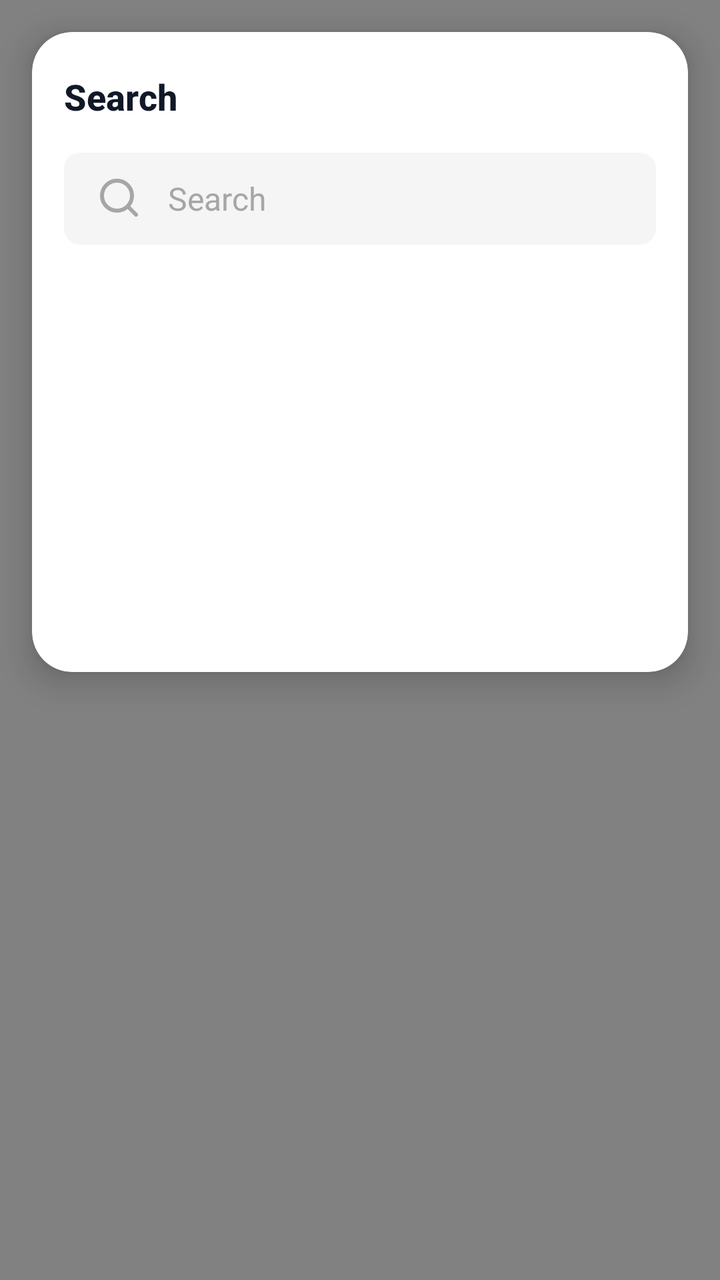
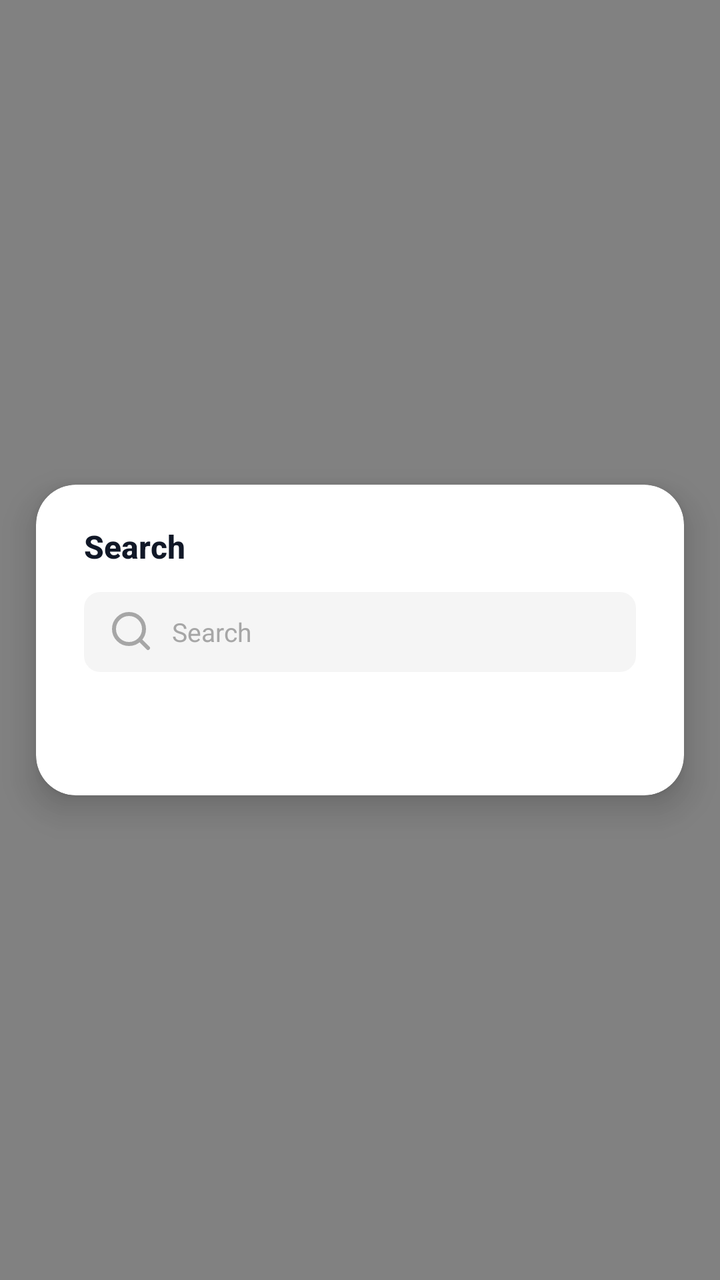

Compare the two renders of this Android layout. The source of the first and the diff that turns it into the second are given below.
<!-- AndroidManifest.xml: activity theme Theme.AgentClaw.SearchOverlay -->
<!-- res/layout/activity_chat_search.xml -->
<?xml version="1.0" encoding="utf-8"?>
<androidx.constraintlayout.widget.ConstraintLayout xmlns:android="http://schemas.android.com/apk/res/android"
    xmlns:app="http://schemas.android.com/apk/res-auto"
    android:layout_width="match_parent"
    android:layout_height="match_parent"
    android:fitsSystemWindows="true">

    <View
        android:id="@+id/scrimView"
        android:layout_width="0dp"
        android:layout_height="0dp"
        android:background="@color/search_overlay_scrim"
        android:clickable="true"
        android:focusable="true"
        app:layout_constraintBottom_toBottomOf="parent"
        app:layout_constraintEnd_toEndOf="parent"
        app:layout_constraintStart_toStartOf="parent"
        app:layout_constraintTop_toTopOf="parent" />

    <LinearLayout
        android:id="@+id/searchPanel"
        android:layout_width="0dp"
        android:layout_height="0dp"
        android:layout_marginStart="16dp"
        android:layout_marginTop="16dp"
        android:layout_marginEnd="16dp"
        android:layout_marginBottom="16dp"
        android:background="@drawable/bg_chat_search_overlay_panel"
        android:clipToOutline="true"
        android:elevation="10dp"
        android:orientation="vertical"
        android:paddingStart="16dp"
        android:paddingTop="20dp"
        android:paddingEnd="16dp"
        android:paddingBottom="20dp"
        app:layout_constraintBottom_toBottomOf="parent"
        app:layout_constraintEnd_toEndOf="parent"
        app:layout_constraintHeight_percent="0.5"
        app:layout_constraintStart_toStartOf="parent"
        app:layout_constraintVertical_bias="0"
        app:layout_constraintWidth_max="720dp"
        app:layout_constraintTop_toTopOf="parent">

        <LinearLayout
            android:layout_width="match_parent"
            android:layout_height="wrap_content"
            android:gravity="center_vertical"
            android:orientation="horizontal">

            <TextView
                android:id="@+id/titleView"
                android:layout_width="0dp"
                android:layout_height="wrap_content"
                android:layout_weight="1"
                android:textStyle="bold"
                android:fontFamily="sans-serif-medium"
                android:text="@string/chat_search_title"
                android:textColor="@color/text_primary"
                android:textSize="18sp" />

            <ImageButton
                android:id="@+id/closeButton"
                android:layout_width="40dp"
                android:layout_height="40dp"
                android:visibility="gone"
                android:background="@android:color/transparent"
                android:contentDescription="@string/chat_search_close"
                android:padding="8dp"
                android:src="@drawable/ic_search_close"
                app:tint="@color/sidebar_muted" />
        </LinearLayout>

        <FrameLayout
            android:layout_width="match_parent"
            android:layout_height="46dp"
            android:layout_marginTop="16dp"
            android:background="@drawable/bg_shell_search_field">

            <EditText
                android:id="@+id/searchInput"
                android:layout_width="match_parent"
                android:layout_height="match_parent"
                android:layout_marginEnd="44dp"
                android:background="@android:color/transparent"
                android:drawableStart="@drawable/ic_shell_search"
                android:drawablePadding="12dp"
                android:fontFamily="sans-serif"
                android:gravity="center_vertical"
                android:hint="@string/chat_search_input_hint"
                android:imeOptions="actionSearch"
                android:importantForAutofill="no"
                android:inputType="text"
                android:maxLines="1"
                android:paddingStart="16dp"
                android:paddingEnd="16dp"
                android:textColor="@color/text_primary"
                android:textColorHint="@color/sidebar_muted"
                android:textSize="16sp" />

            <ImageButton
                android:id="@+id/clearButton"
                android:layout_width="32dp"
                android:layout_height="32dp"
                android:layout_gravity="end|center_vertical"
                android:layout_marginEnd="12dp"
                android:background="@android:color/transparent"
                android:contentDescription="@string/chat_search_clear"
                android:padding="6dp"
                android:src="@drawable/ic_search_close"
                android:visibility="gone"
                app:tint="@color/sidebar_muted" />
        </FrameLayout>

        <ProgressBar
            android:id="@+id/loadingView"
            android:layout_width="wrap_content"
            android:layout_height="wrap_content"
            android:layout_gravity="center_horizontal"
            android:layout_marginTop="32dp"
            android:visibility="gone" />

        <TextView
            android:id="@+id/emptyStateView"
            android:layout_width="match_parent"
            android:layout_height="wrap_content"
            android:layout_marginTop="32dp"
            android:gravity="center"
            android:paddingStart="12dp"
            android:paddingEnd="12dp"
            android:textColor="@color/text_secondary"
            android:textSize="15sp" />

        <androidx.recyclerview.widget.RecyclerView
            android:id="@+id/searchResultsRecycler"
            android:layout_width="match_parent"
            android:layout_height="0dp"
            android:layout_marginTop="12dp"
            android:layout_weight="1"
            android:clipToPadding="false"
            android:paddingBottom="12dp"
            android:scrollbars="vertical"
            android:visibility="gone" />
    </LinearLayout>

</androidx.constraintlayout.widget.ConstraintLayout>
<!-- resources referenced by this layout -->
<resources>
  <color name="search_overlay_scrim">#992E2E2E</color>
  <color name="sidebar_muted">#A6A6A6</color>
  <color name="text_primary">#111827</color>
  <color name="text_secondary">#6B7280</color>
  <!-- drawable bg_chat_search_overlay_panel (drawable) -->
  <?xml version="1.0" encoding="utf-8"?>
  <shape xmlns:android="http://schemas.android.com/apk/res/android">
      <solid android:color="@color/surface_card" />
      <corners android:radius="20dp" />
  </shape>
  <!-- drawable bg_shell_search_field (drawable) -->
  <?xml version="1.0" encoding="utf-8"?>
  <shape xmlns:android="http://schemas.android.com/apk/res/android">
      <solid android:color="@color/sidebar_chip" />
      <corners android:radius="8dp" />
  </shape>
  <!-- drawable ic_search_close (drawable) -->
  <?xml version="1.0" encoding="utf-8"?>
  <vector xmlns:android="http://schemas.android.com/apk/res/android"
      android:width="20dp"
      android:height="20dp"
      android:viewportWidth="24"
      android:viewportHeight="24">
      <path
          android:fillColor="@android:color/transparent"
          android:pathData="M6,6L18,18M18,6L6,18"
          android:strokeColor="@color/sidebar_muted"
          android:strokeLineCap="round"
          android:strokeLineJoin="round"
          android:strokeWidth="2" />
  </vector>
  <!-- drawable ic_shell_search (drawable) -->
  <?xml version="1.0" encoding="utf-8"?>
  <vector xmlns:android="http://schemas.android.com/apk/res/android"
      android:width="24dp"
      android:height="24dp"
      android:viewportWidth="24"
      android:viewportHeight="24">
      <path
          android:fillColor="@android:color/transparent"
          android:pathData="M0,0h24v24h-24z"
          android:strokeWidth="0" />
      <path
          android:fillColor="@android:color/transparent"
          android:pathData="M10.5,18A7.5,7.5 0 1 1 10.5,3a7.5,7.5 0 0 1 0,15z"
          android:strokeColor="@color/sidebar_muted"
          android:strokeLineCap="round"
          android:strokeLineJoin="round"
          android:strokeWidth="2" />
      <path
          android:fillColor="@android:color/transparent"
          android:pathData="M16,16l4,4"
          android:strokeColor="@color/sidebar_muted"
          android:strokeLineCap="round"
          android:strokeLineJoin="round"
          android:strokeWidth="2" />
  </vector>
  <string name="chat_search_clear">Clear search text</string>
  <string name="chat_search_close">Close search</string>
  <string name="chat_search_input_hint">Search</string>
  <string name="chat_search_title">Search</string>
  <style name="Theme.AgentClaw.SearchOverlay" parent="Theme.AgentClaw.Transparent">
          <item name="android:statusBarColor">@color/white</item>
          <item name="android:navigationBarColor">@color/white</item>
          <item name="android:windowLightStatusBar">true</item>
          <item name="android:windowLightNavigationBar" tools:targetApi="o_mr1">true</item>
      </style>
  <color name="surface_card">#FFFFFFFF</color>
  <color name="sidebar_chip">#0A000000</color>
  <style name="Theme.AgentClaw.Transparent" parent="Theme.Material3.DayNight.NoActionBar">
          <item name="android:windowIsTranslucent">true</item>
          <item name="android:windowBackground">@android:color/transparent</item>
          <item name="android:colorBackground">@android:color/transparent</item>
      </style>
  <color name="white">#FFFFFFFF</color>
</resources>

<!-- the commit's change to res/layout/activity_chat_search.xml (unified diff, before → after) -->
@@ -20,26 +20,20 @@
     <LinearLayout
         android:id="@+id/searchPanel"
         android:layout_width="0dp"
-        android:layout_height="0dp"
-        android:layout_marginStart="16dp"
-        android:layout_marginTop="16dp"
-        android:layout_marginEnd="16dp"
-        android:layout_marginBottom="16dp"
+        android:layout_height="wrap_content"
         android:background="@drawable/bg_chat_search_overlay_panel"
         android:clipToOutline="true"
         android:elevation="10dp"
         android:orientation="vertical"
-        android:paddingStart="16dp"
+        android:paddingStart="24dp"
         android:paddingTop="20dp"
-        android:paddingEnd="16dp"
+        android:paddingEnd="24dp"
         android:paddingBottom="20dp"
         app:layout_constraintBottom_toBottomOf="parent"
         app:layout_constraintEnd_toEndOf="parent"
-        app:layout_constraintHeight_percent="0.5"
         app:layout_constraintStart_toStartOf="parent"
-        app:layout_constraintVertical_bias="0"
-        app:layout_constraintWidth_max="720dp"
-        app:layout_constraintTop_toTopOf="parent">
+        app:layout_constraintTop_toTopOf="parent"
+        app:layout_constraintWidth_percent="0.9">
 
         <LinearLayout
             android:layout_width="match_parent"
@@ -56,7 +50,7 @@
                 android:fontFamily="sans-serif-medium"
                 android:text="@string/chat_search_title"
                 android:textColor="@color/text_primary"
-                android:textSize="18sp" />
+                android:textSize="16sp" />
 
             <ImageButton
                 android:id="@+id/closeButton"
@@ -72,8 +66,8 @@
 
         <FrameLayout
             android:layout_width="match_parent"
-            android:layout_height="46dp"
-            android:layout_marginTop="16dp"
+            android:layout_height="40dp"
+            android:layout_marginTop="12dp"
             android:background="@drawable/bg_shell_search_field">
 
             <EditText
@@ -83,7 +77,7 @@
                 android:layout_marginEnd="44dp"
                 android:background="@android:color/transparent"
                 android:drawableStart="@drawable/ic_shell_search"
-                android:drawablePadding="12dp"
+                android:drawablePadding="8dp"
                 android:fontFamily="sans-serif"
                 android:gravity="center_vertical"
                 android:hint="@string/chat_search_input_hint"
@@ -91,11 +85,11 @@
                 android:importantForAutofill="no"
                 android:inputType="text"
                 android:maxLines="1"
-                android:paddingStart="16dp"
-                android:paddingEnd="16dp"
+                android:paddingStart="12dp"
+                android:paddingEnd="12dp"
                 android:textColor="@color/text_primary"
                 android:textColorHint="@color/sidebar_muted"
-                android:textSize="16sp" />
+                android:textSize="13sp" />
 
             <ImageButton
                 android:id="@+id/clearButton"
@@ -123,19 +117,19 @@
             android:id="@+id/emptyStateView"
             android:layout_width="match_parent"
             android:layout_height="wrap_content"
-            android:layout_marginTop="32dp"
+            android:layout_marginTop="24dp"
             android:gravity="center"
             android:paddingStart="12dp"
             android:paddingEnd="12dp"
             android:textColor="@color/text_secondary"
-            android:textSize="15sp" />
+            android:textSize="13sp" />
 
         <androidx.recyclerview.widget.RecyclerView
             android:id="@+id/searchResultsRecycler"
             android:layout_width="match_parent"
-            android:layout_height="0dp"
+            android:layout_height="wrap_content"
             android:layout_marginTop="12dp"
-            android:layout_weight="1"
+            android:maxHeight="600dp"
             android:clipToPadding="false"
             android:paddingBottom="12dp"
             android:scrollbars="vertical"
